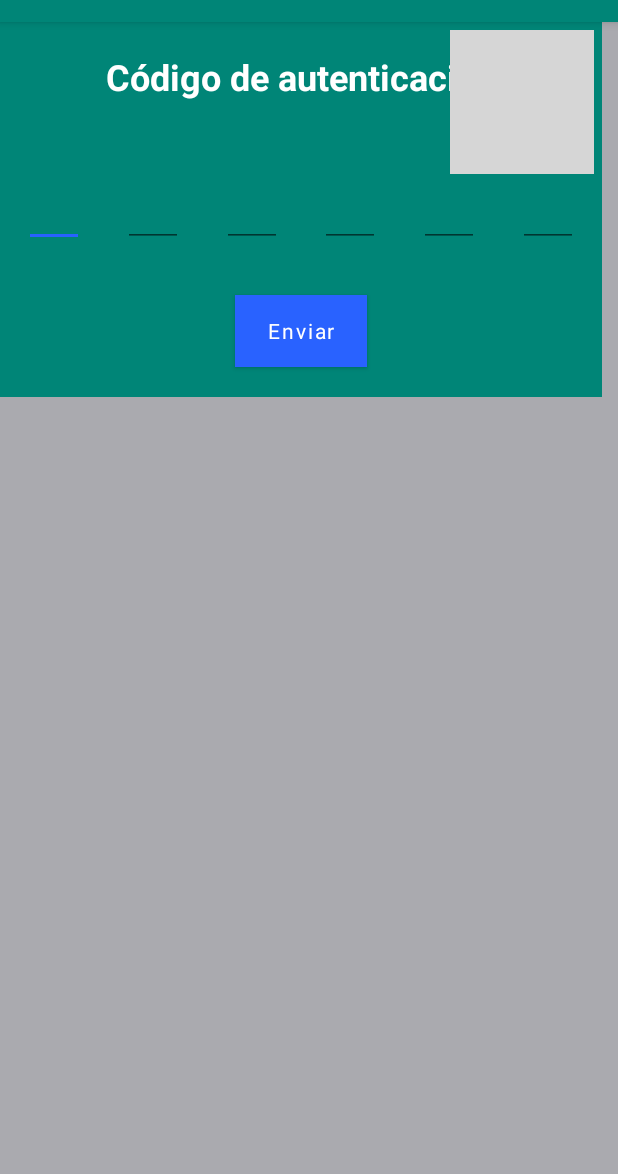
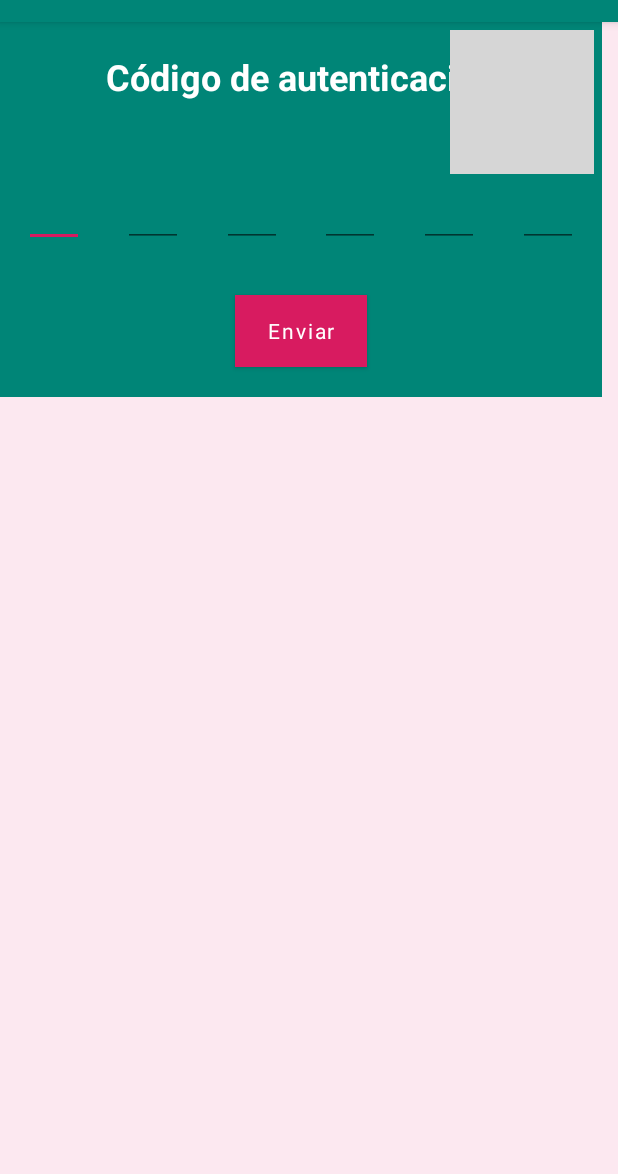
Before and after one commit to angelnmara/BaseAndroid, an Android app: the fragment AutenticaCodigoFragment shown on its own in the app's theme, on a phone screen of 412 x 824 dp, the part 62-1236 px from its top. Run offline under Robolectric (Android 15) with nearby library versions, the phone set to English and light mode, and no system bars; Roboto replaces fonts that are not available here; grey boxes are pictures that could not be loaded.

Commit message:
cambio status bar

```diff
--- a/app/src/main/res/values/colors.xml
+++ b/app/src/main/res/values/colors.xml
@@ -3,7 +3,8 @@
     <color name="colorPrimary">#008577</color>
     <color name="colorPrimaryDark">#00574B</color>
     <color name="colorAccent">#D81B60</color>
+    <color name="colorSecondaryVariant">#88113d</color>
     <color name="transparent">#80000000</color>
-    <color name="background">#AAAAAF</color>
-    <color name="text_field_background">#6A9BFF</color>
+    <color name="background">#fce8f0</color>
+    <color name="text_field_background">#FFfce8f0</color>
 </resources>
--- a/app/src/main/res/values/styles.xml
+++ b/app/src/main/res/values/styles.xml
@@ -4,10 +4,10 @@
     <style name="AppTheme" parent="Theme.MaterialComponents.Light">
         <!-- Customize your theme here. -->
         <item name="colorPrimary">@color/colorPrimary</item>
-        <item name="colorPrimaryVariant">#000000</item>
+        <item name="colorPrimaryVariant">@color/colorPrimaryDark</item>
         <item name="colorOnPrimary">#FFFFFF</item>
-        <item name="colorSecondary">#2962FF</item>
-        <item name="colorSecondaryVariant">#0039CB</item>
+        <item name="colorSecondary">@color/colorAccent</item>
+        <item name="colorSecondaryVariant">@color/colorSecondaryVariant</item>
         <item name="colorOnSecondary">#FFFFFF</item>
         <item name="colorError">#F44336</item>
         <item name="colorOnError">#FFFFFF</item>
@@ -24,7 +24,7 @@
         <item name="textInputStyle">@style/AppTextField</item>
         <item name="materialCardViewStyle">@style/AppCard</item>
         <item name="bottomNavigationStyle">@style/AppBottomNavigation</item>
-        <!--<item name="colorPrimaryDark">@color/colorPrimaryDark</item>-->
+        <item name="colorPrimaryDark">@color/colorPrimaryDark</item>
         <!--<item name="colorAccent">@color/colorAccent</item>-->
     </style>
 
@@ -47,6 +47,7 @@
 
     <style name="AppTextField" parent="Widget.MaterialComponents.TextInputLayout.FilledBox">
         <item name="boxBackgroundColor">@color/text_field_background</item>
+        <item name="android:padding">5dp</item>
     </style>
 
     <style name="AppCard" parent="Widget.MaterialComponents.CardView">
```
